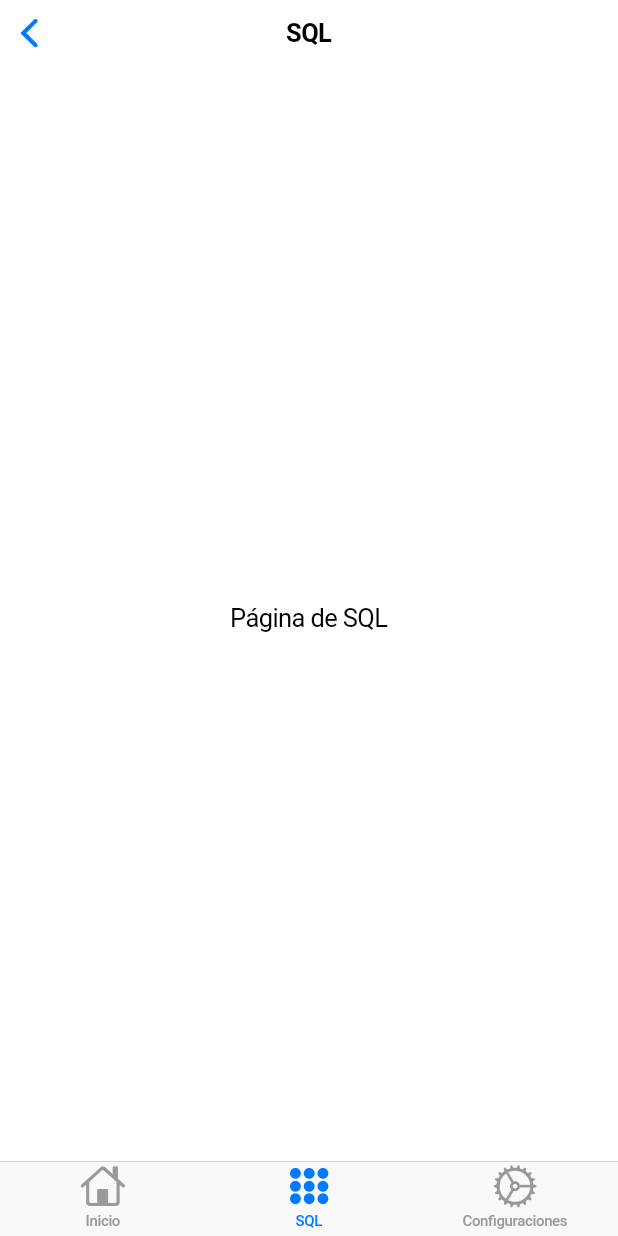
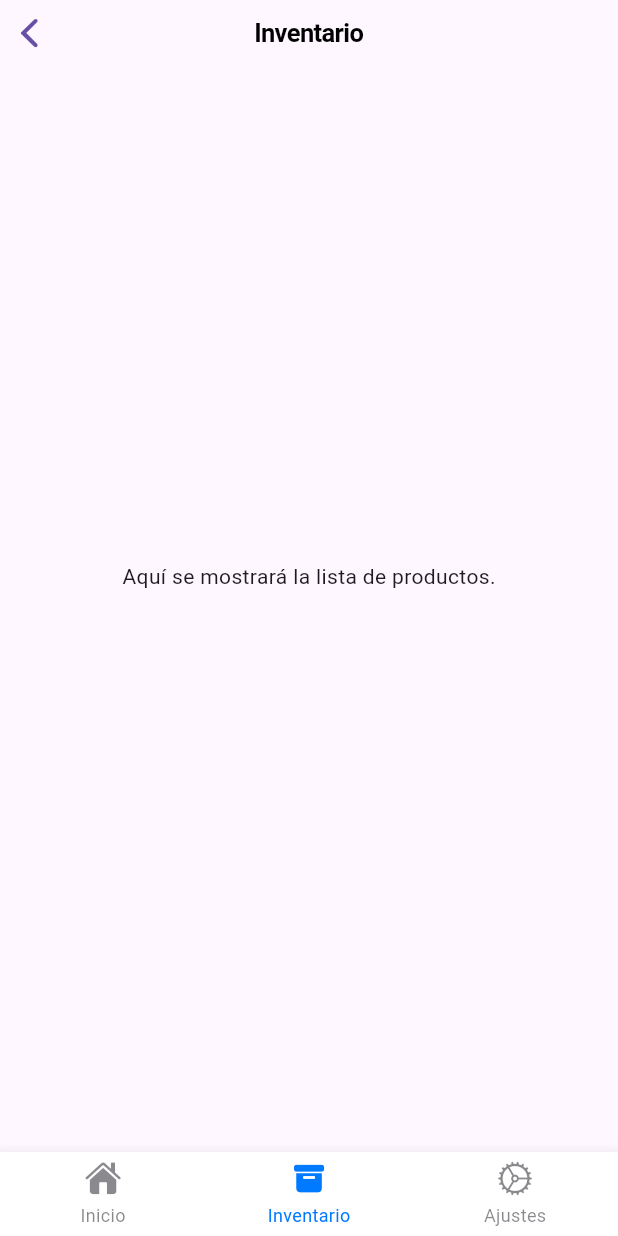
Before and after one commit to AlexVM1060/JVH, a Flutter app: the MyHomePage screen opened directly, item 2 of the bottom bar chosen, on a phone screen of 412 x 824 dp. Run offline on Flutter 3.47's test engine with Material 3 defaults, Android fonts, the phone set to English and light mode, and no system bars; drawn by our look-alikes of animated_bottom_navigation_bar; our stand-ins replace flutter_animate.

Commit message:
Actualizando proyecto

```diff
--- a/lib/sql_page.dart
+++ b/lib/inventory_page.dart
@@ -1,16 +1,16 @@
 import 'package:flutter/cupertino.dart';
 
-class SQLPage extends StatelessWidget {
-  const SQLPage({super.key});
+class InventoryPage extends StatelessWidget {
+  const InventoryPage({super.key});
 
   @override
   Widget build(BuildContext context) {
     return const CupertinoPageScaffold(
       navigationBar: CupertinoNavigationBar(
-        middle: Text('SQL'),
+        middle: Text('Inventario'),
       ),
       child: Center(
-        child: Text('Página de SQL'),
+        child: Text('Aquí se mostrará la lista de productos.'),
       ),
     );
   }
--- a/lib/main.dart
+++ b/lib/main.dart
@@ -1,6 +1,8 @@
+import 'package:animated_bottom_navigation_bar/animated_bottom_navigation_bar.dart';
 import 'package:flutter/cupertino.dart';
+import 'package:flutter/material.dart';
+import 'package:myapp/inventory_page.dart';
 import 'package:myapp/login_page.dart';
-import 'package:myapp/sql_page.dart';
 import 'package:myapp/settings_page.dart';
 
 void main() {
@@ -12,7 +14,11 @@ class MyApp extends StatelessWidget {
 
   @override
   Widget build(BuildContext context) {
-    return const CupertinoApp(title: 'Flutter Demo', home: LoginPage());
+    return const MaterialApp(
+      title: 'Flutter Demo',
+      home: LoginPage(),
+      debugShowCheckedModeBanner: false,
+    );
   }
 }
 
@@ -25,7 +31,21 @@ class MyHomePage extends StatefulWidget {
 }
 
 class _MyHomePageState extends State<MyHomePage> {
+  final PageController _pageController = PageController();
+  int _selectedIndex = 0;
   int _counter = 0;
+
+  final iconList = <IconData>[
+    CupertinoIcons.house_fill,
+    CupertinoIcons.archivebox_fill,
+    CupertinoIcons.settings_solid,
+  ];
+
+  final iconLabels = <String>[
+    'Inicio',
+    'Inventario',
+    'Ajustes',
+  ];
 
   void _incrementCounter() {
     setState(() {
@@ -34,39 +54,64 @@ class _MyHomePageState extends State<MyHomePage> {
   }
 
   @override
+  void dispose() {
+    _pageController.dispose();
+    super.dispose();
+  }
+
+  @override
   Widget build(BuildContext context) {
-    return CupertinoTabScaffold(
-      tabBar: CupertinoTabBar(
-        items: const <BottomNavigationBarItem>[
-          BottomNavigationBarItem(
-            icon: Icon(CupertinoIcons.home),
-            label: 'Inicio',
-          ),
-          BottomNavigationBarItem(
-            icon: Icon(CupertinoIcons.circle_grid_3x3_fill),
-            label: 'SQL',
-          ),
-          BottomNavigationBarItem(
-            icon: Icon(CupertinoIcons.settings),
-            label: 'Configuraciones',
-          ),
-        ],
+    final List<Widget> pages = <Widget>[
+      HomePage(counter: _counter, onIncrement: _incrementCounter),
+      const InventoryPage(),
+      SettingsPage(counter: _counter, onIncrement: _incrementCounter),
+    ];
+
+    return Scaffold(
+      body: PageView(
+        controller: _pageController,
+        children: pages,
+        onPageChanged: (index) {
+          setState(() {
+            _selectedIndex = index;
+          });
+        },
       ),
-      tabBuilder: (BuildContext context, int index) {
-        switch (index) {
-          case 0:
-            return HomePage(counter: _counter, onIncrement: _incrementCounter);
-          case 1:
-            return const SQLPage();
-          case 2:
-            return SettingsPage(
-              counter: _counter,
-              onIncrement: _incrementCounter,
-            );
-          default:
-            return HomePage(counter: _counter, onIncrement: _incrementCounter);
-        }
-      },
+      bottomNavigationBar: AnimatedBottomNavigationBar.builder(
+        itemCount: iconList.length,
+        tabBuilder: (int index, bool isActive) {
+          final color = isActive ? CupertinoColors.activeBlue : CupertinoColors.secondaryLabel;
+          return Column(
+            mainAxisSize: MainAxisSize.min,
+            mainAxisAlignment: MainAxisAlignment.center,
+            children: [
+              Icon(
+                iconList[index],
+                size: 24,
+                color: color,
+              ),
+              const SizedBox(height: 4),
+              Text(
+                iconLabels[index],
+                maxLines: 1,
+                style: TextStyle(color: color, fontSize: 12),
+              )
+            ],
+          );
+        },
+        activeIndex: _selectedIndex,
+        gapLocation: GapLocation.none,
+        notchSmoothness: NotchSmoothness.softEdge,
+        onTap: (index) {
+          setState(() => _selectedIndex = index);
+          _pageController.animateToPage(
+            index,
+            duration: const Duration(milliseconds: 300),
+            curve: Curves.easeInSine,
+          );
+        },
+        backgroundColor: CupertinoColors.systemBackground.resolveFrom(context),
+      ),
     );
   }
 }
@@ -80,7 +125,9 @@ class HomePage extends StatelessWidget {
   @override
   Widget build(BuildContext context) {
     return CupertinoPageScaffold(
-      navigationBar: const CupertinoNavigationBar(middle: Text('Inicio')),
+      navigationBar: const CupertinoNavigationBar(
+        middle: Text('Inicio'),
+      ),
       child: SafeArea(
         child: Center(
           child: Column(
@@ -89,9 +136,7 @@ class HomePage extends StatelessWidget {
               const Text('You have pushed the button this many times:'),
               Text(
                 '$counter',
-                style: CupertinoTheme.of(
-                  context,
-                ).textTheme.navLargeTitleTextStyle,
+                style: CupertinoTheme.of(context).textTheme.navLargeTitleTextStyle,
               ),
               CupertinoButton(
                 onPressed: onIncrement,
--- a/pubspec.yaml
+++ b/pubspec.yaml
@@ -9,6 +9,10 @@ dependencies:
   flutter:
     sdk: flutter
   cupertino_icons: ^1.0.8
+  flutter_animate: ^4.5.2
+  firebase_core: ^4.2.1
+  cloud_firestore: ^6.1.0
+  animated_bottom_navigation_bar: ^1.4.0
 
 dev_dependencies:
   flutter_test:
```
Also changed, not shown: lib/login_page.dart (+3 -4 lines), lib/welcome_page.dart (added, +77 -0 lines), pubspec.lock.
